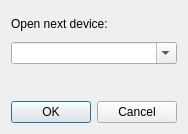
Qt form src/cmplayer/ui/opendvddialog.ui (bylee20/bomi) before a commit.
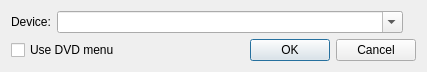
The same form after that commit.

Commit message: * New: DVD menu support recovered, partially.

Patch:
```diff
--- a/src/cmplayer/ui/opendvddialog.ui
+++ b/src/cmplayer/ui/opendvddialog.ui
@@ -6,8 +6,8 @@
    <rect>
     <x>0</x>
     <y>0</y>
-    <width>176</width>
-    <height>134</height>
+    <width>427</width>
+    <height>72</height>
    </rect>
   </property>
   <property name="windowTitle">
@@ -15,14 +15,28 @@
   </property>
   <layout class="QVBoxLayout" name="verticalLayout">
    <item>
+    <layout class="QHBoxLayout" name="horizontalLayout">
+     <item>
     <widget class="QLabel" name="label">
      <property name="text">
-      <string>Open next device:</string>
+        <string>Device:</string>
      </property>
     </widget>
    </item>
    <item>
     <widget class="QComboBox" name="device">
+       <property name="sizePolicy">
+        <sizepolicy hsizetype="Expanding" vsizetype="Fixed">
+         <horstretch>0</horstretch>
+         <verstretch>0</verstretch>
+        </sizepolicy>
+       </property>
+       <property name="minimumSize">
+        <size>
+         <width>75</width>
+         <height>0</height>
+        </size>
+       </property>
      <property name="editable">
       <bool>true</bool>
      </property>
@@ -30,11 +44,28 @@
    </item>
    <item>
     <widget class="QLabel" name="available">
+       <property name="minimumSize">
+        <size>
+         <width>0</width>
+         <height>0</height>
+        </size>
+       </property>
      <property name="text">
       <string notr="true"/>
      </property>
     </widget>
    </item>
+    </layout>
+   </item>
+   <item>
+    <layout class="QHBoxLayout" name="horizontalLayout_2">
+     <item>
+      <widget class="QCheckBox" name="menu">
+       <property name="text">
+        <string>Use DVD menu</string>
+       </property>
+      </widget>
+     </item>
    <item>
     <widget class="QDialogButtonBox" name="buttonBox">
      <property name="orientation">
@@ -44,6 +75,8 @@
       <set>QDialogButtonBox::Cancel|QDialogButtonBox::Ok</set>
      </property>
     </widget>
+     </item>
+    </layout>
    </item>
   </layout>
  </widget>
```
Lines whose indentation alone changed are shown as unchanged. The commit also changes 19 other files.
